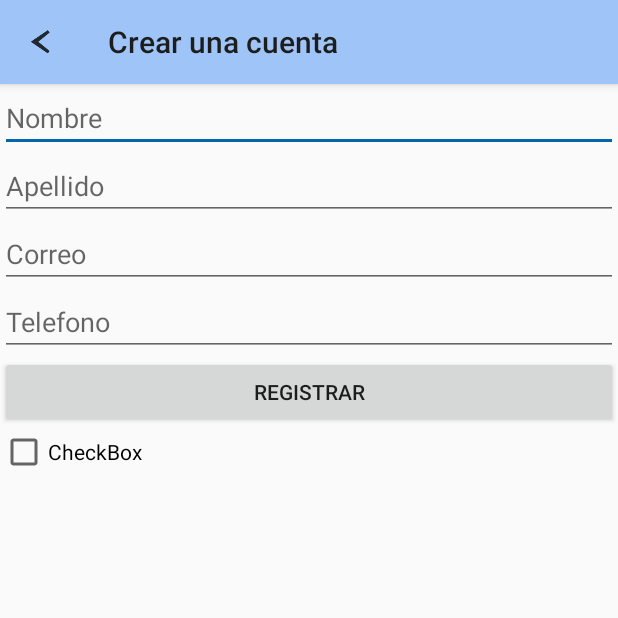
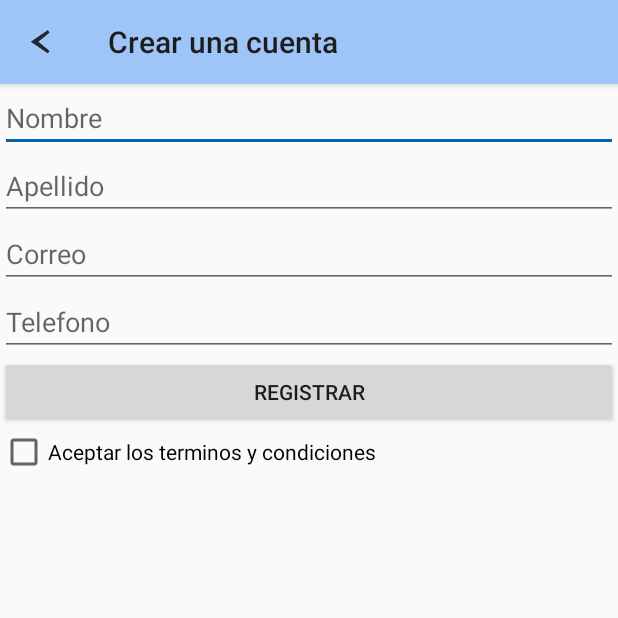
Before and after one commit to zxESCORPIOxz/EncargaloRepartidor, an Android app: the is_actregistrarusuario screen opened directly, with no data from a screen before it, on a phone screen of 412 x 824 dp, the top half of it. Run offline under Robolectric (Android 15) with nearby library versions, the phone set to English and light mode, and no system bars.

Commit message:
Cambios strings.xml

```diff
--- a/app/src/main/res/layout/activity_is_actiniciosesionprincipal.xml
+++ b/app/src/main/res/layout/activity_is_actiniciosesionprincipal.xml
@@ -22,7 +22,7 @@
         android:textColor="@color/blackPrimary"
         android:textAlignment="center"
         android:layout_margin="30dp"
-        android:text="Envia tus productos a mas personas" />
+        android:text="@string/is_varstringmensaje" />
 
     <Button
         android:id="@+id/is_ispbtnfacebook"
@@ -30,7 +30,7 @@
         android:drawableLeft="@drawable/is_imgfacebook"
         android:layout_width="match_parent"
         android:layout_height="wrap_content"
-        android:text="Continuar con Facebook" />
+        android:text="@string/is_varstringloginfacebook" />
 
     <Button
         android:id="@+id/is_ispbtngmail"
@@ -38,7 +38,7 @@
         android:drawableLeft="@drawable/is_imggoogle"
         android:layout_width="match_parent"
         android:layout_height="wrap_content"
-        android:text="Continuar con Google" />
+        android:text="@string/is_varstringlogingoogle" />
 
     <Button
         android:id="@+id/is_ispbtncrearcuenta"
--- a/app/src/main/res/layout/activity_is_actregistrarusuario.xml
+++ b/app/src/main/res/layout/activity_is_actregistrarusuario.xml
@@ -12,36 +12,36 @@
         android:layout_width="match_parent"
         android:layout_height="wrap_content"
         android:inputType="textPersonName"
-        android:hint="Nombre" />
+        android:hint="@string/is_varstringnombre" />
     <EditText
         android:id="@+id/is_ruedtApellido"
         android:layout_width="match_parent"
         android:layout_height="wrap_content"
         android:inputType="textPersonName"
-        android:hint="Apellido" />
+        android:hint="@string/is_varstringapellido" />
     <EditText
         android:id="@+id/is_ruedtCorreo"
         android:layout_width="match_parent"
         android:layout_height="wrap_content"
         android:inputType="textEmailAddress"
-        android:hint="Correo" />
+        android:hint="@string/is_varstringcorreo" />
     <EditText
         android:id="@+id/is_ruedtTelefono"
         android:layout_width="match_parent"
         android:layout_height="wrap_content"
         android:inputType="phone"
-        android:hint="Telefono" />
+        android:hint="@string/is_varstringtelefono" />
 
     <Button
         android:id="@+id/is_rubtnRegistrar"
         android:layout_width="match_parent"
         android:layout_height="wrap_content"
-        android:text="Registrar" />
+        android:text="@string/is_varstringbtnregistrar" />
 
     <CheckBox
         android:id="@+id/is_ruchkbTerminosycondiciones"
         android:layout_width="match_parent"
         android:layout_height="wrap_content"
-        android:text="CheckBox"/>
+        android:text="@string/is_varstringchckterminos"/>
 
 </LinearLayout>
--- a/app/src/main/res/values-round/strings.xml
+++ /dev/null
@@ -1,3 +0,0 @@
-<resources>
-    <string name="hello_world">Hello Round World!</string>
-</resources>
--- a/app/src/main/res/values/styles.xml
+++ b/app/src/main/res/values/styles.xml
@@ -7,7 +7,6 @@
         <item name="colorAccent">@color/colorAccent</item>
         <item name="colorSecondary">@color/green_600</item>
         <item name="actionBarStyle">@style/ActionBarStyle</item>
-
     </style>
 
     <style name="AppTheme.NoActionBar">
@@ -40,7 +39,7 @@
         <item name="android:background">@color/whitePrimary</item>
     </style>
 
-    <!-- Modulo login. -->
+    <!-- Modulo login -->
 
     <style name="is_btnlogin">
         <item name="android:background">@drawable/redondeado_azul</item>
```
Also changed, not shown: app/src/main/res/layout/activity_is_actvalidacioncodigo.xml (+4 -5 lines), app/src/main/res/layout/fragment_pf_frgperfil.xml (+20 -23 lines), app/src/main/res/values/strings.xml (+42 -11 lines).
